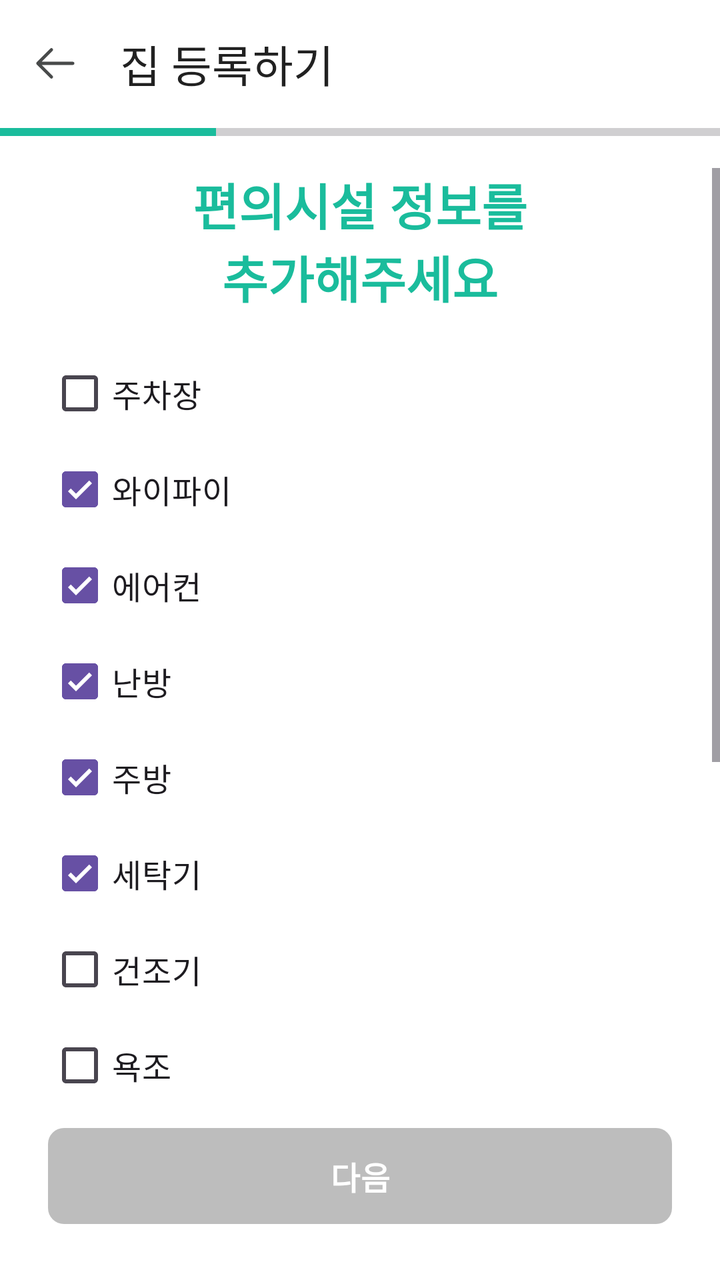
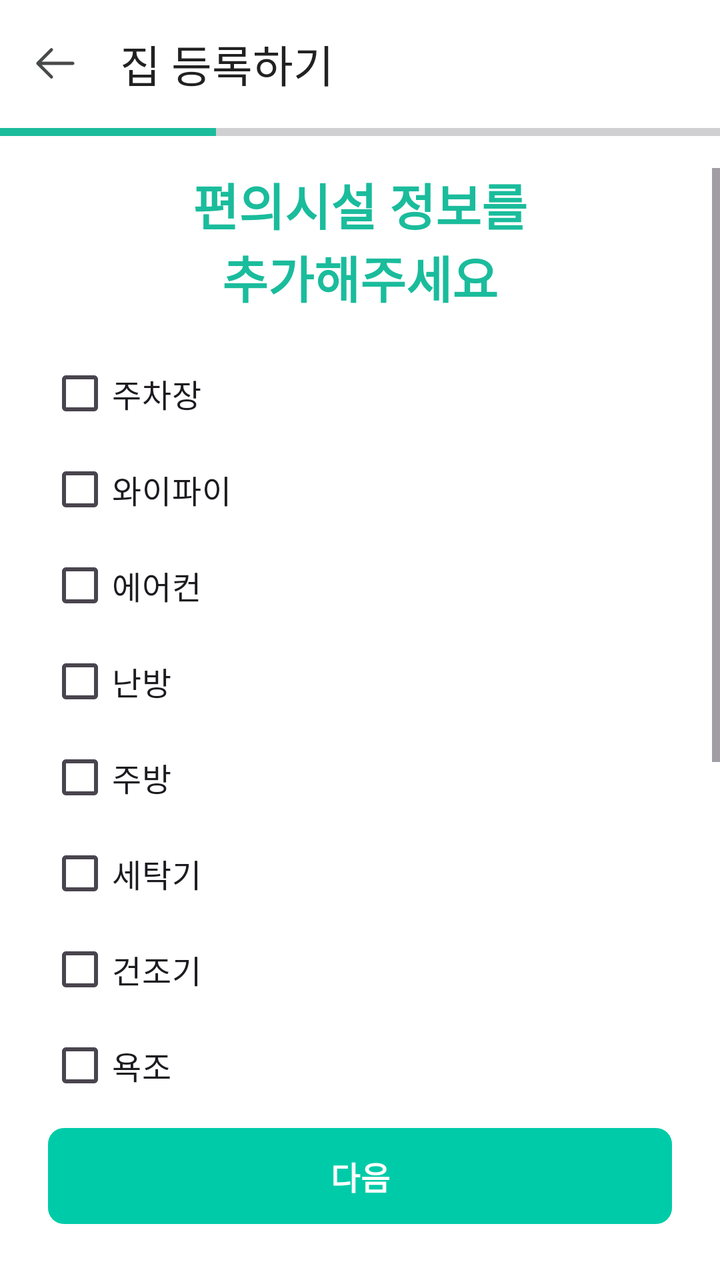

An Android layout rendered at two revisions. The XML below is the earlier revision; the diff shows what the commit changed to produce the second picture.
<!-- AndroidManifest.xml: application theme Theme.JJB20 -->
<!-- res/layout/activity_register_amenities.xml -->
<?xml version="1.0" encoding="utf-8"?>
<androidx.constraintlayout.widget.ConstraintLayout
    xmlns:android="http://schemas.android.com/apk/res/android"
    xmlns:app="http://schemas.android.com/apk/res-auto"
    xmlns:tools="http://schemas.android.com/tools"
    android:layout_width="match_parent"
    android:layout_height="match_parent"
    android:background="#FFFFFF"
    android:fontFamily="@font/pretendardvariable">

    <com.google.android.material.appbar.AppBarLayout
        android:id="@+id/appBarLayout"
        android:layout_width="match_parent"
        android:layout_height="wrap_content"
        android:background="#FFFFFF"
        app:elevation="0dp"
        app:layout_constraintTop_toTopOf="parent">

        <com.google.android.material.appbar.MaterialToolbar
            android:id="@+id/toolbar"
            android:layout_width="match_parent"
            android:layout_height="?attr/actionBarSize"
            app:navigationIcon="@drawable/arrow_left"
            app:title="집 등록하기"
            app:titleTextColor="#212121" />

    </com.google.android.material.appbar.AppBarLayout>

    <ProgressBar
        android:id="@+id/progressBar"
        style="?android:attr/progressBarStyleHorizontal"
        android:layout_width="match_parent"
        android:layout_height="4dp"
        android:indeterminate="false"
        android:max="100"
        android:progress="30"
        android:progressTint="#1ABC9C"
        app:layout_constraintTop_toBottomOf="@id/appBarLayout" />

    <com.google.android.material.button.MaterialButton
        android:id="@+id/next_button"
        android:layout_width="0dp"
        android:layout_height="56dp"
        android:layout_marginStart="24dp"
        android:layout_marginEnd="24dp"
        android:layout_marginBottom="24dp"
        android:enabled="false"
        android:text="다음"
        android:textColor="#FFFFFF"
        android:textSize="16sp"
        android:textStyle="bold"
        app:backgroundTint="#BDBDBD"
        app:cornerRadius="8dp"
        app:layout_constraintBottom_toBottomOf="parent"
        app:layout_constraintEnd_toEndOf="parent"
        app:layout_constraintStart_toStartOf="parent" />

    <ScrollView
        android:layout_width="0dp"
        android:layout_height="0dp"
        android:layout_marginTop="16dp"
        android:layout_marginBottom="16dp"
        app:layout_constraintBottom_toTopOf="@id/next_button"
        app:layout_constraintEnd_toEndOf="parent"
        app:layout_constraintStart_toStartOf="parent"
        app:layout_constraintTop_toBottomOf="@id/progressBar">

        <LinearLayout
            android:layout_width="match_parent"
            android:layout_height="wrap_content"
            android:orientation="vertical"
            android:paddingStart="24dp"
            android:paddingEnd="24dp">

            <TextView
                android:id="@+id/subtitle_text"
                android:layout_width="wrap_content"
                android:layout_height="wrap_content"
                android:layout_marginBottom="16dp"
                android:layout_gravity="center"
                android:text="편의시설 정보를\n추가해주세요"
                android:textAlignment="center"
                android:textColor="#1ABC9C"
                android:textSize="25sp"
                android:textStyle="bold" />

            <com.google.android.material.checkbox.MaterialCheckBox
                android:layout_width="match_parent"
                android:layout_height="wrap_content"
                android:text="주차장"
                android:textSize="16sp"
                android:drawablePadding="16dp"
                android:checked="false" />

            <com.google.android.material.checkbox.MaterialCheckBox
                android:layout_width="match_parent"
                android:layout_height="wrap_content"
                android:text="와이파이"
                android:textSize="16sp"
                android:drawablePadding="16dp"
                android:checked="true" />

            <com.google.android.material.checkbox.MaterialCheckBox
                android:layout_width="match_parent"
                android:layout_height="wrap_content"
                android:text="에어컨"
                android:textSize="16sp"
                android:drawablePadding="16dp"
                android:checked="true" />

            <com.google.android.material.checkbox.MaterialCheckBox
                android:layout_width="match_parent"
                android:layout_height="wrap_content"
                android:text="난방"
                android:textSize="16sp"
                android:drawablePadding="16dp"
                android:checked="true" />

            <com.google.android.material.checkbox.MaterialCheckBox
                android:layout_width="match_parent"
                android:layout_height="wrap_content"
                android:text="주방"
                android:textSize="16sp"
                android:drawablePadding="16dp"
                android:checked="true" />

            <com.google.android.material.checkbox.MaterialCheckBox
                android:layout_width="match_parent"
                android:layout_height="wrap_content"
                android:text="세탁기"
                android:textSize="16sp"
                android:drawablePadding="16dp"
                android:checked="true" />

            <com.google.android.material.checkbox.MaterialCheckBox
                android:layout_width="match_parent"
                android:layout_height="wrap_content"
                android:text="건조기"
                android:textSize="16sp"
                android:drawablePadding="16dp"
                android:checked="false" />

            <com.google.android.material.checkbox.MaterialCheckBox
                android:layout_width="match_parent"
                android:layout_height="wrap_content"
                android:text="욕조"
                android:textSize="16sp"
                android:drawablePadding="16dp"
                android:checked="false" />

            <com.google.android.material.checkbox.MaterialCheckBox
                android:layout_width="match_parent"
                android:layout_height="wrap_content"
                android:text="주방"
                android:textSize="16sp"
                android:drawablePadding="16dp"
                android:checked="true" />

            <com.google.android.material.checkbox.MaterialCheckBox
                android:layout_width="match_parent"
                android:layout_height="wrap_content"
                android:text="식탁"
                android:textSize="16sp"
                android:drawablePadding="16dp"
                android:checked="false" />

            <com.google.android.material.checkbox.MaterialCheckBox
                android:layout_width="match_parent"
                android:layout_height="wrap_content"
                android:text="전자레인지"
                android:textSize="16sp"
                android:drawablePadding="16dp"
                android:checked="true" />

            <com.google.android.material.checkbox.MaterialCheckBox
                android:layout_width="match_parent"
                android:layout_height="wrap_content"
                android:text="냉장고"
                android:textSize="16sp"
                android:drawablePadding="16dp"
                android:checked="true" />

            <com.google.android.material.checkbox.MaterialCheckBox
                android:layout_width="match_parent"
                android:layout_height="wrap_content"
                android:text="TV"
                android:textSize="16sp"
                android:drawablePadding="16dp"
                android:checked="true" />

        </LinearLayout>
    </ScrollView>

</androidx.constraintlayout.widget.ConstraintLayout>
<!-- resources referenced by this layout -->
<resources>
  <!-- drawable arrow_left (drawable) -->
  <vector xmlns:android="http://schemas.android.com/apk/res/android" android:height="24dp" android:viewportHeight="30" android:viewportWidth="30" android:width="24dp">
        
      <path android:fillColor="#00000000" android:pathData="M12.153,23.09L3.646,14.583M3.646,14.583L12.153,6.076M3.646,14.583L25.521,14.583" android:strokeColor="#484A4A" android:strokeLineCap="round" android:strokeLineJoin="round" android:strokeWidth="2"/>
      
  </vector>
  <style name="Theme.JJB20" parent="Base.Theme.JJB20" />
  <style name="Base.Theme.JJB20" parent="Theme.Material3.DayNight.NoActionBar">
          
          
      </style>
</resources>

<!-- the commit's change to res/layout/activity_register_amenities.xml (unified diff, before → after) -->
@@ -44,18 +44,18 @@
         android:layout_marginStart="24dp"
         android:layout_marginEnd="24dp"
         android:layout_marginBottom="24dp"
-        android:enabled="false"
         android:text="다음"
         android:textColor="#FFFFFF"
         android:textSize="16sp"
         android:textStyle="bold"
-        app:backgroundTint="#BDBDBD"
+        app:backgroundTint="#00CBA8"
         app:cornerRadius="8dp"
         app:layout_constraintBottom_toBottomOf="parent"
         app:layout_constraintEnd_toEndOf="parent"
         app:layout_constraintStart_toStartOf="parent" />
 
     <ScrollView
+        android:fillViewport="true"
         android:layout_width="0dp"
         android:layout_height="0dp"
         android:layout_marginTop="16dp"
@@ -66,6 +66,7 @@
         app:layout_constraintTop_toBottomOf="@id/progressBar">
 
         <LinearLayout
+            android:id="@+id/amenities_container"
             android:layout_width="match_parent"
             android:layout_height="wrap_content"
             android:orientation="vertical"
@@ -89,104 +90,91 @@
                 android:layout_height="wrap_content"
                 android:text="주차장"
                 android:textSize="16sp"
-                android:drawablePadding="16dp"
-                android:checked="false" />
+                android:drawablePadding="16dp"/>
 
             <com.google.android.material.checkbox.MaterialCheckBox
                 android:layout_width="match_parent"
                 android:layout_height="wrap_content"
                 android:text="와이파이"
                 android:textSize="16sp"
-                android:drawablePadding="16dp"
-                android:checked="true" />
+                android:drawablePadding="16dp" />
 
             <com.google.android.material.checkbox.MaterialCheckBox
                 android:layout_width="match_parent"
                 android:layout_height="wrap_content"
                 android:text="에어컨"
                 android:textSize="16sp"
-                android:drawablePadding="16dp"
-                android:checked="true" />
+                android:drawablePadding="16dp" />
 
             <com.google.android.material.checkbox.MaterialCheckBox
                 android:layout_width="match_parent"
                 android:layout_height="wrap_content"
                 android:text="난방"
                 android:textSize="16sp"
-                android:drawablePadding="16dp"
-                android:checked="true" />
+                android:drawablePadding="16dp" />
 
             <com.google.android.material.checkbox.MaterialCheckBox
                 android:layout_width="match_parent"
                 android:layout_height="wrap_content"
                 android:text="주방"
                 android:textSize="16sp"
-                android:drawablePadding="16dp"
-                android:checked="true" />
+                android:drawablePadding="16dp"/>
 
             <com.google.android.material.checkbox.MaterialCheckBox
                 android:layout_width="match_parent"
                 android:layout_height="wrap_content"
                 android:text="세탁기"
                 android:textSize="16sp"
-                android:drawablePadding="16dp"
-                android:checked="true" />
+                android:drawablePadding="16dp" />
 
             <com.google.android.material.checkbox.MaterialCheckBox
                 android:layout_width="match_parent"
                 android:layout_height="wrap_content"
                 android:text="건조기"
                 android:textSize="16sp"
-                android:drawablePadding="16dp"
-                android:checked="false" />
+                android:drawablePadding="16dp"/>
 
             <com.google.android.material.checkbox.MaterialCheckBox
                 android:layout_width="match_parent"
                 android:layout_height="wrap_content"
                 android:text="욕조"
                 android:textSize="16sp"
-                android:drawablePadding="16dp"
-                android:checked="false" />
+                android:drawablePadding="16dp"/>
 
             <com.google.android.material.checkbox.MaterialCheckBox
                 android:layout_width="match_parent"
                 android:layout_height="wrap_content"
                 android:text="주방"
                 android:textSize="16sp"
-                android:drawablePadding="16dp"
-                android:checked="true" />
+                android:drawablePadding="16dp" />
 
             <com.google.android.material.checkbox.MaterialCheckBox
                 android:layout_width="match_parent"
                 android:layout_height="wrap_content"
                 android:text="식탁"
                 android:textSize="16sp"
-                android:drawablePadding="16dp"
-                android:checked="false" />
+                android:drawablePadding="16dp" />
 
             <com.google.android.material.checkbox.MaterialCheckBox
                 android:layout_width="match_parent"
                 android:layout_height="wrap_content"
                 android:text="전자레인지"
                 android:textSize="16sp"
-                android:drawablePadding="16dp"
-                android:checked="true" />
+                android:drawablePadding="16dp" />
 
             <com.google.android.material.checkbox.MaterialCheckBox
                 android:layout_width="match_parent"
                 android:layout_height="wrap_content"
                 android:text="냉장고"
                 android:textSize="16sp"
-                android:drawablePadding="16dp"
-                android:checked="true" />
+                android:drawablePadding="16dp" />
 
             <com.google.android.material.checkbox.MaterialCheckBox
                 android:layout_width="match_parent"
                 android:layout_height="wrap_content"
                 android:text="TV"
                 android:textSize="16sp"
-                android:drawablePadding="16dp"
-                android:checked="true" />
+                android:drawablePadding="16dp" />
 
         </LinearLayout>
     </ScrollView>
